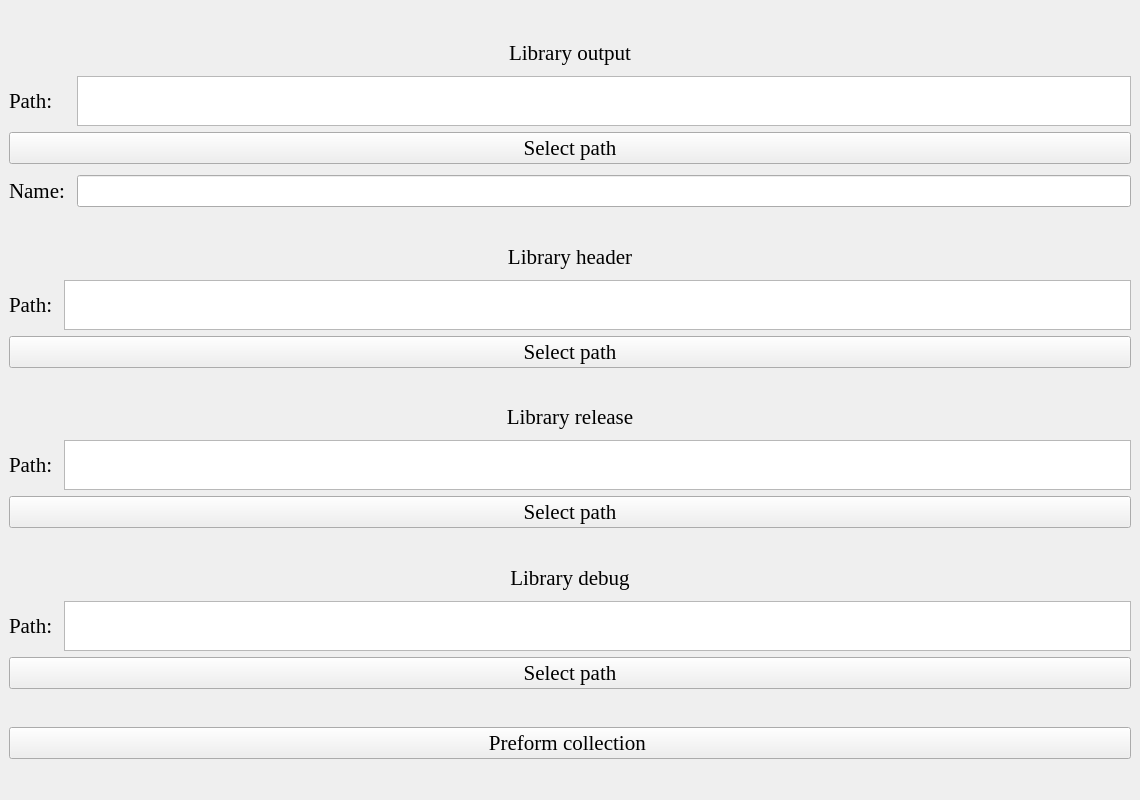
First picture: the form in WindowMain.ui, repository sailordi/-Library_Collector, before the edit.
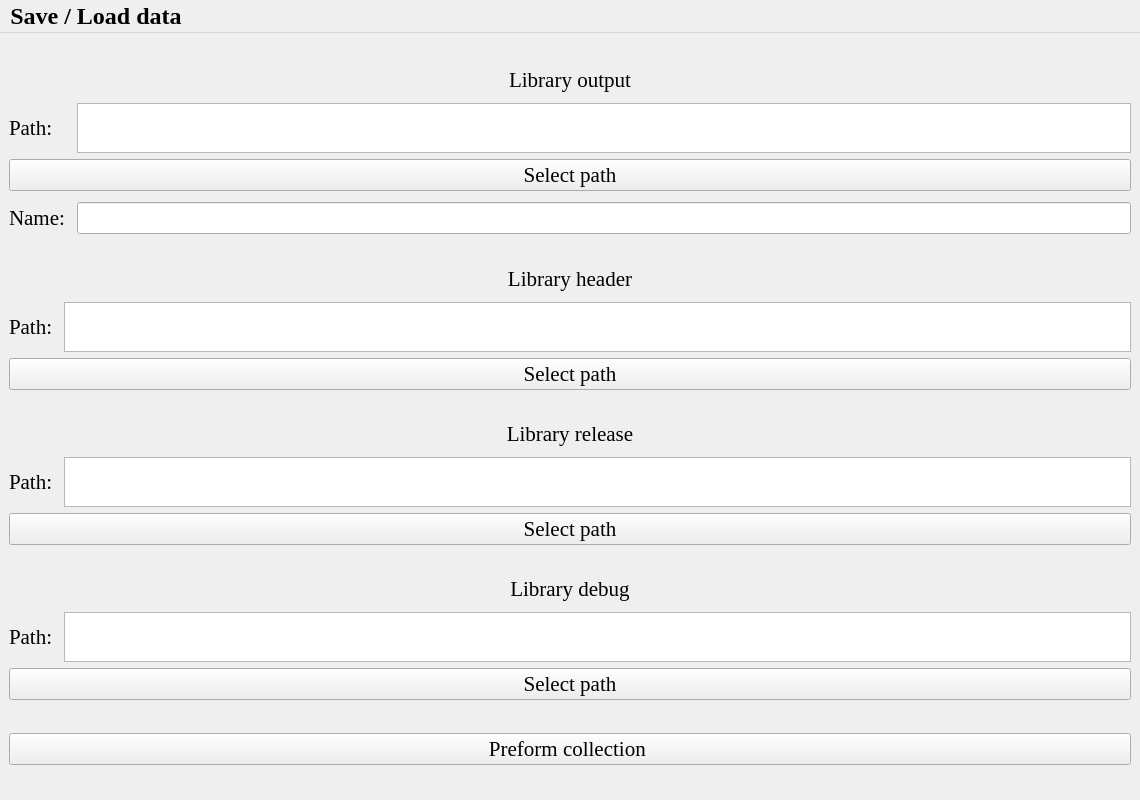
Second picture: the form after the edit.

Commit message: Updated the ui with menu items for saving / loading the programs data

Diff of the .ui file:
```diff
--- a/WindowMain.ui
+++ b/WindowMain.ui
@@ -392,6 +392,21 @@
      <bold>true</bold>
     </font>
    </property>
+   <widget class="QMenu" name="menuSave_Load_data">
+    <property name="font">
+     <font>
+      <family>Times New Roman</family>
+      <pointsize>16</pointsize>
+     </font>
+    </property>
+    <property name="title">
+     <string>Save / Load data</string>
+    </property>
+    <addaction name="actionSave_data"/>
+    <addaction name="separator"/>
+    <addaction name="actionLoad_data"/>
+   </widget>
+   <addaction name="menuSave_Load_data"/>
   </widget>
  </widget>
  <resources/>
```
Left out of the diff: 10 changed lines with no effect on the pictures.
